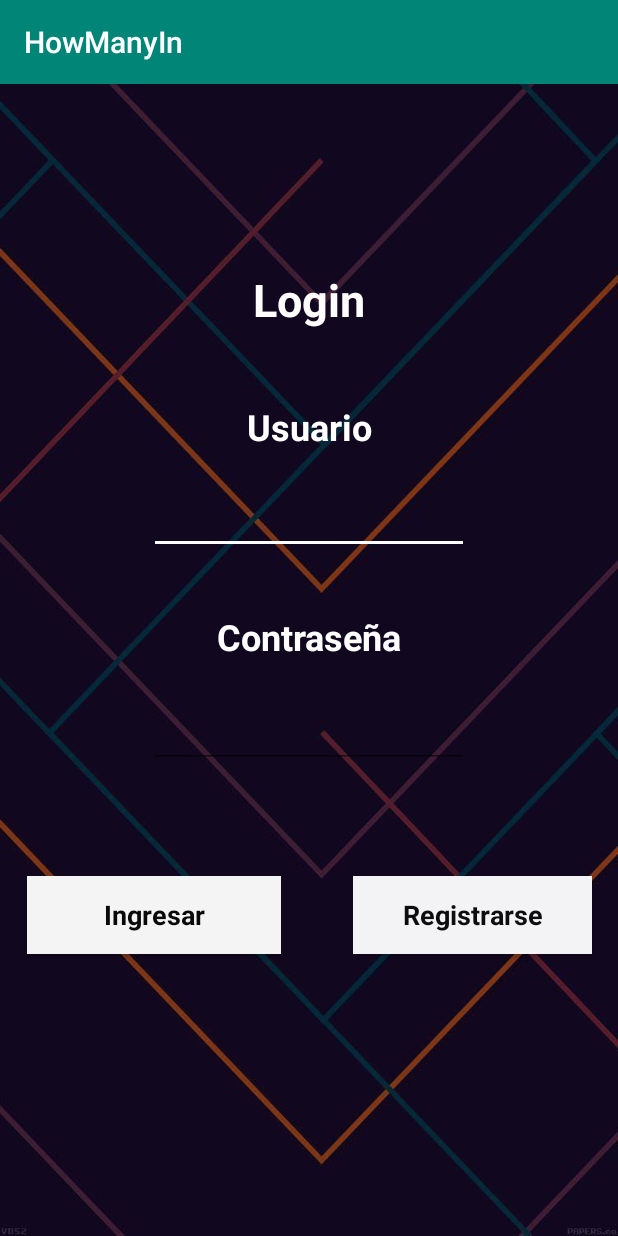
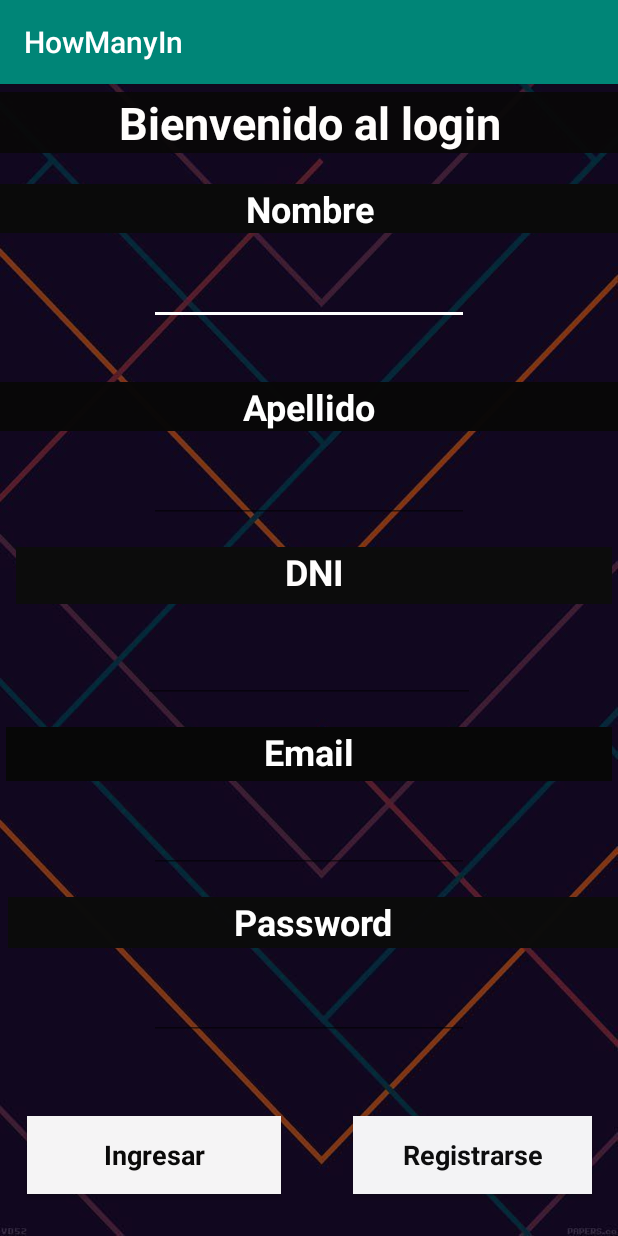
Before and after one commit to dotavix/grupo_612, an Android app: the screen it shows after launch (MainActivity), on a phone screen of 412 x 824 dp. Run offline under Robolectric (Android 15) with nearby library versions, the phone set to English and light mode, and no system bars.

Commit message:
Change inputs in login

```diff
--- a/Codigo/app/src/main/java/com/example/howmanyin/LoginActivity.java
+++ b/Codigo/app/src/main/java/com/example/howmanyin/LoginActivity.java
@@ -20,15 +20,10 @@ public class LoginActivity extends AppCompatActivity {
             public void onClick(View view) {
 
                 setContentView(R.layout.activity_main);
-                finish();
+
 
             }
         });
 
     }
-    @Override
-    public void onBackPressed() {
-        // do something on back.
-        return;
-    }
 }
--- a/Codigo/app/src/main/java/com/example/howmanyin/MainActivity.java
+++ b/Codigo/app/src/main/java/com/example/howmanyin/MainActivity.java
@@ -29,18 +29,33 @@ public class MainActivity extends AppCompatActivity {
             }
         });
 
+        Button botonIngrear = findViewById(R.id.ingresar);
+
+        botonIngrear.setOnClickListener(new View.OnClickListener() {
+            @Override
+            public void onClick(View view) {
+
                 EditText textoUsuario = findViewById(R.id.editUser);
                 String user =textoUsuario.getText().toString();
 
                 EditText textoCont = findViewById(R.id.editCont);
                 String pass =textoCont.getText().toString();
 
-        if (user.length()==0){
-            //EditText is empty
-            Toast.makeText(this, "Empty", Toast.LENGTH_SHORT).show();
+                if (user.length() ==0 || pass.length() == 0){
+
+                    showMsg(view);
+
                 }else{
                     //EditText is not empty
-            Toast.makeText(this, "Not Empty", Toast.LENGTH_SHORT).show();
+                    //Toast.makeText(this, "Not Empty", Toast.LENGTH_SHORT).show();
                 }
             }
+
+            public  void  showMsg(View view){
+
+                Toast.makeText(getApplicationContext(),"No ha completado los campos",Toast.LENGTH_SHORT).show();
             }
+        });
+
+    }
+}
--- a/Codigo/app/src/main/res/layout/activity_login.xml
+++ b/Codigo/app/src/main/res/layout/activity_login.xml
@@ -17,7 +17,7 @@
         android:layout_height="50dp"
         android:layout_marginStart="24dp"
         android:layout_marginEnd="24dp"
-        android:layout_marginBottom="16dp"
+        android:layout_marginBottom="32dp"
         android:background="#F7F7F8"
         android:text="Confirmar"
         android:textAlignment="center"
@@ -36,7 +36,7 @@
         android:layout_height="50dp"
         android:layout_marginStart="24dp"
         android:layout_marginEnd="24dp"
-        android:layout_marginBottom="16dp"
+        android:layout_marginBottom="32dp"
         android:background="#FFFFFF"
         android:capitalize="none"
         android:enabled="false"
@@ -53,11 +53,12 @@
 
     <TextView
         android:id="@+id/nombre"
-        android:layout_width="338dp"
-        android:layout_height="41dp"
+        android:layout_width="409dp"
+        android:layout_height="38dp"
         android:layout_marginStart="24dp"
         android:layout_marginTop="16dp"
         android:layout_marginEnd="24dp"
+        android:background="#070707"
         android:text="Nombre"
         android:textAlignment="center"
         android:textColor="#FFFFFF"
@@ -85,16 +86,14 @@
 
     <TextView
         android:id="@+id/Registrate"
-        android:layout_width="283dp"
-        android:layout_height="40dp"
-        android:layout_marginStart="24dp"
-        android:layout_marginTop="16dp"
-        android:layout_marginEnd="24dp"
+        android:layout_width="406dp"
+        android:layout_height="45dp"
         android:layout_marginBottom="33dp"
+        android:background="#030303"
         android:text="Registrate !!!!"
         android:textAlignment="center"
         android:textColor="#FFFFFF"
-        android:textSize="24sp"
+        android:textSize="30sp"
         android:textStyle="bold"
         app:layout_constraintBottom_toTopOf="@+id/nombre"
         app:layout_constraintEnd_toEndOf="parent"
@@ -103,11 +102,12 @@
 
     <TextView
         android:id="@+id/textApellido"
-        android:layout_width="310dp"
-        android:layout_height="45dp"
+        android:layout_width="420dp"
+        android:layout_height="41dp"
         android:layout_marginStart="24dp"
         android:layout_marginTop="16dp"
         android:layout_marginEnd="24dp"
+        android:background="#070707"
         android:text="Apellido"
         android:textAlignment="center"
         android:textColor="#FFFFFF"
@@ -135,11 +135,12 @@
 
     <TextView
         android:id="@+id/textDni"
-        android:layout_width="304dp"
-        android:layout_height="43dp"
+        android:layout_width="407dp"
+        android:layout_height="39dp"
         android:layout_marginStart="24dp"
         android:layout_marginTop="16dp"
         android:layout_marginEnd="24dp"
+        android:background="#070707"
         android:text="DNI"
         android:textAlignment="center"
         android:textColor="#FFFFFF"
@@ -167,11 +168,12 @@
 
     <TextView
         android:id="@+id/textEmail"
-        android:layout_width="310dp"
-        android:layout_height="44dp"
+        android:layout_width="409dp"
+        android:layout_height="41dp"
         android:layout_marginStart="24dp"
         android:layout_marginTop="16dp"
         android:layout_marginEnd="24dp"
+        android:background="#090808"
         android:text="Email"
         android:textAlignment="center"
         android:textColor="#FFFFFF"
@@ -199,11 +201,12 @@
 
     <TextView
         android:id="@+id/clave"
-        android:layout_width="283dp"
-        android:layout_height="37dp"
+        android:layout_width="421dp"
+        android:layout_height="36dp"
         android:layout_marginStart="24dp"
         android:layout_marginTop="16dp"
         android:layout_marginEnd="24dp"
+        android:background="#030303"
         android:text="Password"
         android:textAlignment="center"
         android:textColor="#FFFFFF"
--- a/Codigo/app/src/main/res/layout/activity_main.xml
+++ b/Codigo/app/src/main/res/layout/activity_main.xml
@@ -17,7 +17,7 @@
         android:layout_height="52dp"
         android:layout_marginStart="24dp"
         android:layout_marginEnd="32dp"
-        android:layout_marginBottom="188dp"
+        android:layout_marginBottom="28dp"
         android:background="#F3F3F5"
         android:capitalize="none"
         android:clickable="true"
@@ -35,7 +35,8 @@
         android:layout_width="0dp"
         android:layout_height="wrap_content"
         android:autoText="false"
-        android:text="Contraseña"
+        android:background="#FA090808"
+        android:text="Apellido"
         android:textAlignment="center"
         android:textAppearance="@style/TextAppearance.AppCompat.Body1"
         android:textColor="#FFFFFF"
@@ -48,7 +49,7 @@
         app:layout_constraintHorizontal_bias="0.0"
         app:layout_constraintStart_toStartOf="parent"
         app:layout_constraintTop_toTopOf="parent"
-        app:layout_constraintVertical_bias="0.479"
+        app:layout_constraintVertical_bias="0.27"
         tools:visibility="visible" />
 
     <TextView
@@ -56,7 +57,8 @@
         android:layout_width="0dp"
         android:layout_height="wrap_content"
         android:autoText="false"
-        android:text="Usuario"
+        android:background="#0A0A0A"
+        android:text="Nombre"
         android:textAlignment="center"
         android:textAppearance="@style/TextAppearance.AppCompat.Body1"
         android:textColor="#FFFFFF"
@@ -67,10 +69,10 @@
         app:autoSizeTextType="none"
         app:layout_constraintBottom_toBottomOf="parent"
         app:layout_constraintEnd_toEndOf="parent"
-        app:layout_constraintHorizontal_bias="1.0"
+        app:layout_constraintHorizontal_bias="0.0"
         app:layout_constraintStart_toStartOf="parent"
         app:layout_constraintTop_toTopOf="parent"
-        app:layout_constraintVertical_bias="0.288"
+        app:layout_constraintVertical_bias="0.091"
         tools:visibility="visible" />
 
     <TextView
@@ -78,7 +80,8 @@
         android:layout_width="0dp"
         android:layout_height="wrap_content"
         android:autoText="false"
-        android:text="Login"
+        android:background="#F0090808"
+        android:text="Bienvenido al login"
         android:textAlignment="center"
         android:textAppearance="@style/TextAppearance.AppCompat.Body1"
         android:textColor="#FFFDFC"
@@ -91,7 +94,7 @@
         app:layout_constraintHorizontal_bias="0.0"
         app:layout_constraintStart_toStartOf="parent"
         app:layout_constraintTop_toTopOf="parent"
-        app:layout_constraintVertical_bias="0.17000002"
+        app:layout_constraintVertical_bias="0.007"
         tools:visibility="visible" />
 
     <Button
@@ -101,7 +104,7 @@
         android:layout_height="52dp"
         android:layout_marginStart="32dp"
         android:layout_marginEnd="24dp"
-        android:layout_marginBottom="188dp"
+        android:layout_marginBottom="28dp"
         android:background="#F5F4F5"
         android:text="Ingresar"
         android:textAlignment="center"
@@ -119,7 +122,7 @@
         android:layout_width="wrap_content"
         android:layout_height="wrap_content"
         android:layout_marginStart="24dp"
-        android:layout_marginTop="23dp"
+        android:layout_marginTop="16dp"
         android:layout_marginEnd="24dp"
         android:ems="10"
         android:inputType="textPersonName"
@@ -137,7 +140,7 @@
         android:layout_width="wrap_content"
         android:layout_height="wrap_content"
         android:layout_marginStart="24dp"
-        android:layout_marginTop="26dp"
+        android:layout_marginTop="16dp"
         android:layout_marginEnd="24dp"
         android:ems="10"
         android:inputType="textPersonName"
@@ -150,4 +153,95 @@
         app:layout_constraintStart_toStartOf="parent"
         app:layout_constraintTop_toBottomOf="@+id/apellido" />
 
+    <TextView
+        android:id="@+id/textViewDNI"
+        android:layout_width="397dp"
+        android:layout_height="38dp"
+        android:layout_marginStart="10dp"
+        android:layout_marginTop="16dp"
+        android:layout_marginEnd="4dp"
+        android:background="#0C0C0C"
+        android:text="DNI"
+        android:textAlignment="center"
+        android:textColor="#FFFDFD"
+        android:textSize="24sp"
+        android:textStyle="bold"
+        app:layout_constraintEnd_toEndOf="parent"
+        app:layout_constraintStart_toStartOf="parent"
+        app:layout_constraintTop_toBottomOf="@+id/editCont" />
+
+    <EditText
+        android:id="@+id/editTextdni"
+        android:layout_width="221dp"
+        android:layout_height="50dp"
+        android:layout_marginStart="24dp"
+        android:layout_marginTop="16dp"
+        android:layout_marginEnd="24dp"
+        android:ems="10"
+        android:inputType="textPersonName"
+        app:layout_constraintEnd_toEndOf="parent"
+        app:layout_constraintStart_toStartOf="parent"
+        app:layout_constraintTop_toBottomOf="@+id/textViewDNI" />
+
+    <TextView
+        android:id="@+id/textViewEmail"
+        android:layout_width="404dp"
+        android:layout_height="36dp"
+        android:layout_marginStart="3dp"
+        android:layout_marginTop="16dp"
+        android:layout_marginEnd="4dp"
+        android:background="#070707"
+        android:text="Email"
+        android:textAlignment="center"
+        android:textColor="#FFFFFF"
+        android:textSize="24sp"
+        android:textStyle="bold"
+        app:layout_constraintEnd_toEndOf="parent"
+        app:layout_constraintStart_toStartOf="parent"
+        app:layout_constraintTop_toBottomOf="@+id/editTextdni" />
+
+    <EditText
+        android:id="@+id/editTextmail"
+        android:layout_width="wrap_content"
+        android:layout_height="wrap_content"
+        android:layout_marginStart="24dp"
+        android:layout_marginTop="16dp"
+        android:layout_marginEnd="24dp"
+        android:ems="10"
+        android:inputType="textPersonName"
+        android:textAlignment="center"
+        android:textStyle="bold"
+        app:layout_constraintEnd_toEndOf="parent"
+        app:layout_constraintStart_toStartOf="parent"
+        app:layout_constraintTop_toBottomOf="@+id/textViewEmail" />
+
+    <TextView
+        android:id="@+id/textView3"
+        android:layout_width="407dp"
+        android:layout_height="34dp"
+        android:layout_marginStart="6dp"
+        android:layout_marginTop="16dp"
+        android:background="#FC0C0C0C"
+        android:text="Password"
+        android:textAlignment="center"
+        android:textColor="#FFFFFF"
+        android:textSize="24sp"
+        android:textStyle="bold"
+        app:layout_constraintEnd_toEndOf="parent"
+        app:layout_constraintStart_toStartOf="parent"
+        app:layout_constraintTop_toBottomOf="@+id/editTextmail" />
+
+    <EditText
+        android:id="@+id/editTextPass"
+        android:layout_width="wrap_content"
+        android:layout_height="wrap_content"
+        android:layout_marginStart="24dp"
+        android:layout_marginTop="16dp"
+        android:layout_marginEnd="24dp"
+        android:ems="10"
+        android:inputType="textPersonName"
+        app:layout_constraintEnd_toEndOf="parent"
+        app:layout_constraintStart_toStartOf="parent"
+        app:layout_constraintTop_toBottomOf="@+id/textView3" />
+
 </androidx.constraintlayout.widget.ConstraintLayout>
```
Lines whose indentation alone changed are shown as unchanged.
